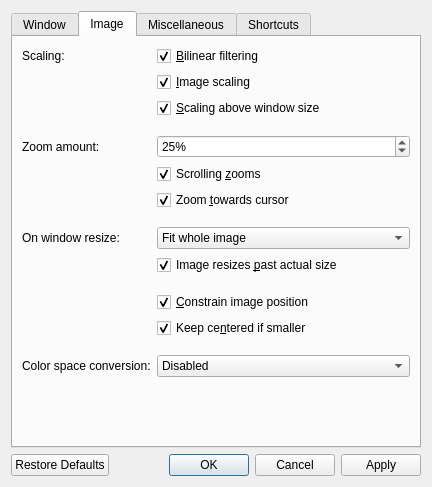
This is src/qvoptionsdialog.ui in jurplel/qView as Qt 5 draws it before an edit. The edited form follows.
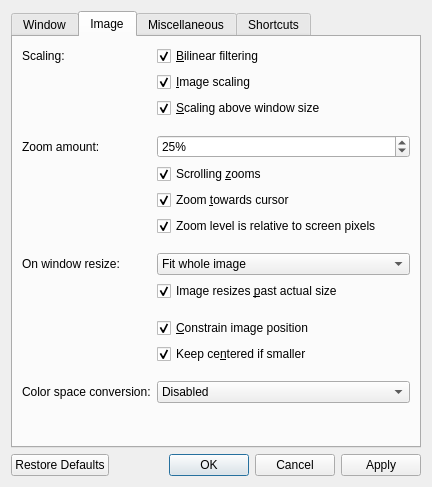
This is the edited form. The open tabs and pages were chosen to show the change.

Commit message: Option to make zoom level relative to screen pixels (i.e. at 100% the image maps 1:1 to screen pixels regardless of DPI scaling).

Patch:
```diff
--- a/src/qvoptionsdialog.ui
+++ b/src/qvoptionsdialog.ui
@@ -349,6 +349,16 @@
         </widget>
        </item>
        <item row="7" column="1">
+        <widget class="QCheckBox" name="oneToOnePixelSizingCheckbox">
+         <property name="text">
+          <string>Zoom level is relative to screen pixels</string>
+         </property>
+         <property name="checked">
+          <bool>true</bool>
+         </property>
+        </widget>
+       </item>
+       <item row="8" column="1">
         <spacer name="horizontalSpacer">
          <property name="orientation">
           <enum>Qt::Horizontal</enum>
@@ -361,7 +371,7 @@
          </property>
         </spacer>
        </item>
-       <item row="9" column="1">
+       <item row="10" column="1">
         <widget class="QCheckBox" name="pastActualSizeCheckbox">
          <property name="toolTip">
           <string>Stop the image from going past its actual size when resizing the window - you can still zoom past it though</string>
@@ -374,7 +384,7 @@
          </property>
         </widget>
        </item>
-       <item row="8" column="1">
+       <item row="9" column="1">
         <widget class="QComboBox" name="cropModeComboBox">
          <property name="sizePolicy">
           <sizepolicy hsizetype="Preferred" vsizetype="Preferred">
@@ -402,7 +412,7 @@
          </item>
         </widget>
        </item>
-       <item row="8" column="0">
+       <item row="9" column="0">
         <widget class="QLabel" name="cropModeLabel">
          <property name="toolTip">
           <string>Ignores select sides of an image when fitting to window (some sides will extend beyond the window boundaries)</string>
@@ -438,20 +448,20 @@
          </property>
         </widget>
        </item>
-       <item row="10" column="1">
-        <spacer name="horizontalSpacer_9">
-         <property name="orientation">
-          <enum>Qt::Horizontal</enum>
-         </property>
-         <property name="sizeHint" stdset="0">
-          <size>
-           <width>40</width>
-           <height>5</height>
-          </size>
-         </property>
-        </spacer>
-       </item>
        <item row="11" column="1">
+        <spacer name="horizontalSpacer_9">
+         <property name="orientation">
+          <enum>Qt::Horizontal</enum>
+         </property>
+         <property name="sizeHint" stdset="0">
+          <size>
+           <width>40</width>
+           <height>5</height>
+          </size>
+         </property>
+        </spacer>
+       </item>
+       <item row="12" column="1">
         <widget class="QCheckBox" name="constrainImagePositionCheckbox">
          <property name="text">
           <string>&amp;Constrain image position</string>
@@ -461,7 +471,7 @@
          </property>
         </widget>
        </item>
-       <item row="12" column="1">
+       <item row="13" column="1">
         <widget class="QCheckBox" name="constrainCentersSmallImageCheckbox">
          <property name="text">
           <string>Keep ce&amp;ntered if smaller</string>
@@ -471,7 +481,7 @@
          </property>
         </widget>
        </item>
-       <item row="13" column="1">
+       <item row="14" column="1">
         <spacer name="horizontalSpacer_10">
          <property name="orientation">
           <enum>Qt::Horizontal</enum>
@@ -484,14 +494,14 @@
          </property>
         </spacer>
        </item>
-       <item row="14" column="0">
+       <item row="15" column="0">
         <widget class="QLabel" name="colorSpaceConversionLabel">
          <property name="text">
           <string>Color space conversion:</string>
          </property>
         </widget>
        </item>
-       <item row="14" column="1">
+       <item row="15" column="1">
         <widget class="QComboBox" name="colorSpaceConversionComboBox">
          <property name="sizePolicy">
           <sizepolicy hsizetype="Preferred" vsizetype="Preferred">
```
The commit also changes 6 other files.
